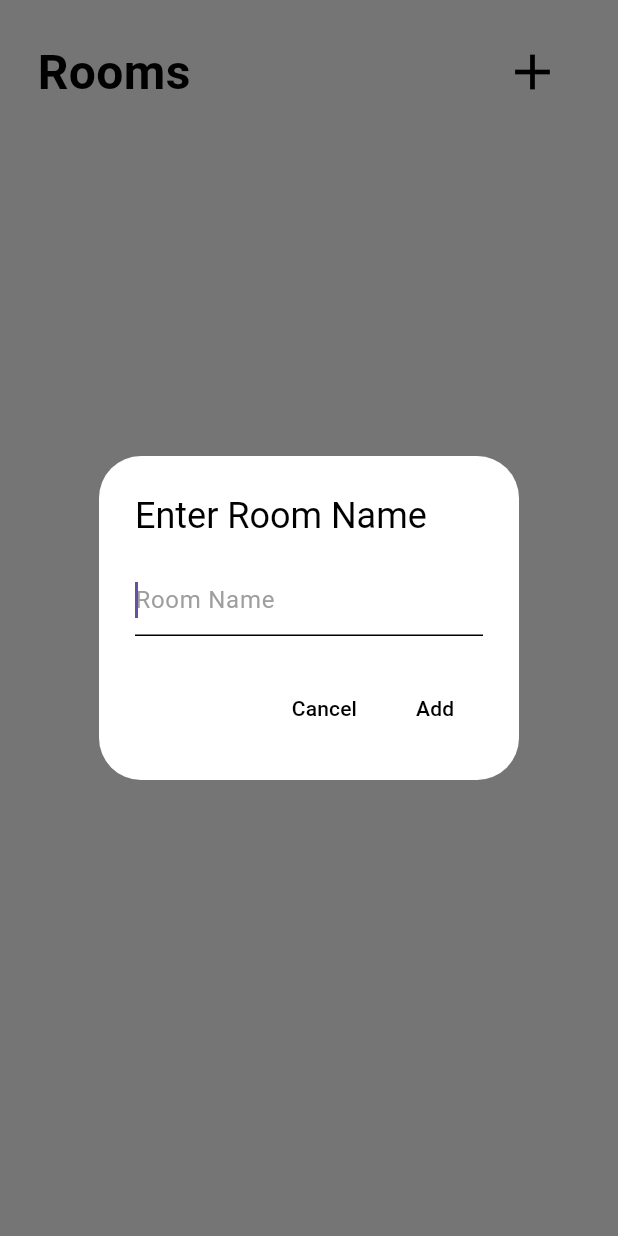
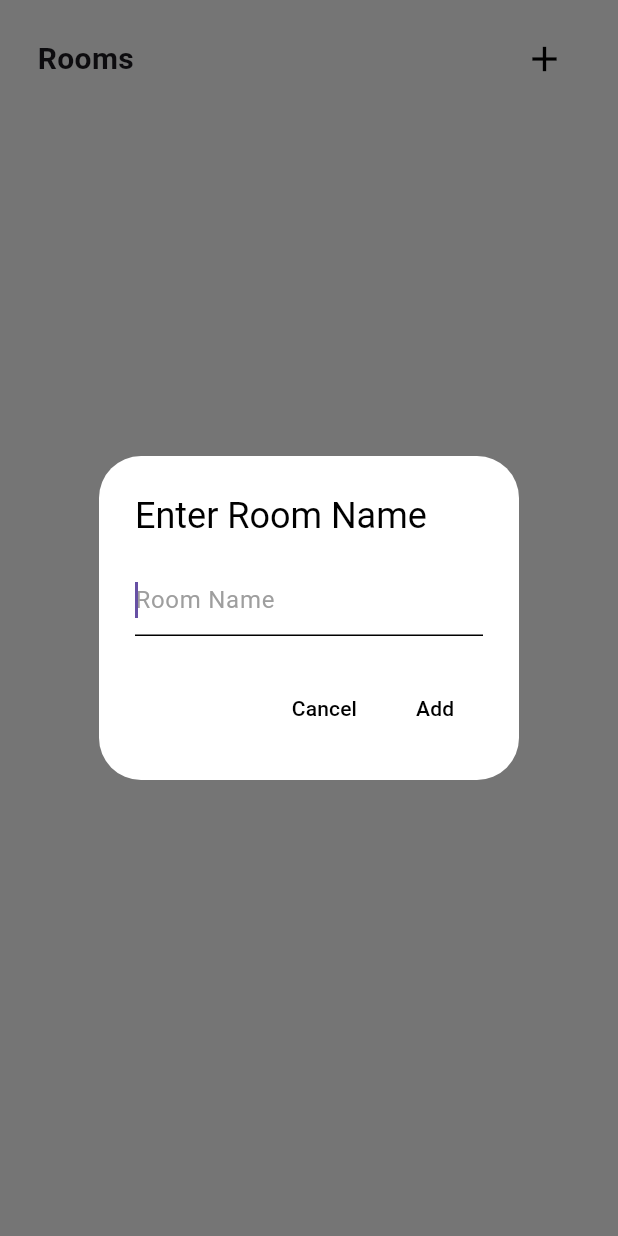
Before and after one commit to DawoudTormos/Home_Control_System_Frontend_Development, a Flutter app: the DeviceManager screen opened directly, after a tap on the "add" icon, on a phone screen of 412 x 824 dp. Run offline on Flutter 3.47's test engine with Material 3 defaults, Android fonts, the phone set to English and light mode, and no system bars; our stand-ins replace flutter_secure_storage, persistent_bottom_nav_bar, speech_to_text; missing offline and left inert: dart:ffi, mobile_scanner; accounts and stored records are empty; network calls fail.

Commit message:
Adding a rooms manager page.

```diff
--- a/lib/api/api_service.dart
+++ b/lib/api/api_service.dart
@@ -239,7 +239,7 @@ Future<void> addRoom(String jsonBody) async {
       body: jsonBody,
     );
 
-     fetchAndProcessRooms();
+     fetchAndProcessDevices();// and rooms
      if (response.statusCode == 200) {
       print('Data sent successfully: ${response.body}');
     } else {
--- a/lib/pages/device_manager.dart
+++ b/lib/pages/rooms_manager.dart
@@ -2,6 +2,7 @@ import 'dart:convert';
 
 import 'package:flutter/material.dart';
 import 'package:hcs_project/main.dart';
+import 'package:hcs_project/pages/devices_manager.dart';
 import 'package:hcs_project/stateManagment/data_update_state.dart';
 import 'package:provider/provider.dart'; // Import your API object
 
@@ -16,6 +17,7 @@ class _DeviceManagerState extends State<DeviceManager> {
 
   @override
   Widget build(BuildContext context) {
+      final double screenWidth = MediaQuery.of(context).size.width;
       int updateCount = context.watch<DataUpdateState>().updateCount;
       String addRoomTextFieldValue = "";
 
@@ -32,21 +34,19 @@ class _DeviceManagerState extends State<DeviceManager> {
             child: Row(
               mainAxisAlignment: MainAxisAlignment.spaceBetween,
               children: [
-                const Padding(
-                  padding: EdgeInsets.symmetric(vertical: 25.0),
+                Padding(
+                  padding: const EdgeInsets.symmetric(vertical: 25.0),
                   child: Text(
                     'Rooms',
                     style: TextStyle(
-                      fontSize: 32,
-                      fontWeight: FontWeight.bold,
-                      color: Colors.black,
-                    ),
+                    fontSize: screenWidth < 430 ? 20 : 24,
+                    fontWeight: FontWeight.bold),
                   ),
                 ),
             // Add Room Button
             Padding(
               padding: const EdgeInsets.symmetric(vertical: 5.0),
-              child: ElevatedButton(
+              child: IconButton(
                 onPressed: () {
                   // Open the modal to add a new room
              showDialog(
@@ -122,7 +122,7 @@ class _DeviceManagerState extends State<DeviceManager> {
                   padding: const EdgeInsets.symmetric(horizontal: -10, vertical: 3),
 
                 ),
-                child: Icon(Icons.add, size: 40,color: Colors.black,),
+                icon:  const Icon(Icons.add, size: 28,color: Colors.black,),
 
               ),
             )
@@ -133,41 +133,44 @@ class _DeviceManagerState extends State<DeviceManager> {
           ),
           // GridView for displaying rooms
           Expanded(
+            child: Padding(
+              padding: const EdgeInsets.symmetric(horizontal: 17),
               child: GridView.builder(
                 gridDelegate: const SliverGridDelegateWithFixedCrossAxisCount(
-                crossAxisCount: 2, // Number of columns
-                childAspectRatio: 1.2, // Aspect ratio for each item (smaller rooms)
+                  crossAxisCount: 2,
+                  childAspectRatio: 1.5,
                 ),
                 itemCount: gridItemsIndexes.length,
                 itemBuilder: (context, index) {
                   final room = gridItemsIndexes[index];
-
+                  //print(room);
                   return GestureDetector(
                     onTap: () {
-                    // Navigate to another page and pass the selected room
+
                       Navigator.of(context).push(
                         MaterialPageRoute(
-                        builder: (context) => AnotherPage(room: room),
+                          builder: (context) => DevicesRoom(room: room),
                         ),
                       );
                     },
                     child: Card(
                       color: Colors.white,
-                    elevation: 2, // Slight elevation for the card
+                      elevation: 2,
                       margin: const EdgeInsets.all(12), // Slightly larger margin for spacing
                       shape: RoundedRectangleBorder(
-                      side: BorderSide(color: Colors.black, width: 2), // Black border for the rooms
+                        side: const BorderSide(color: Colors.black, width: 2), // Black border for the rooms
                         borderRadius: BorderRadius.circular(8), // Rounded corners
                       ),
                       child: Center(
                         child: Text(
-                        room['Name'],
-                        style: const TextStyle(fontSize: 20, color: Colors.black),
+                          capitalize(room['Name']),
+                          style: TextStyle(fontSize: screenWidth < 430 ? 17 : 21, color: Colors.black),
                         ),
                       ),
                     ),
                   );
                 },
+              ),
             ),
           ),
 
--- a/lib/widgets/navbar.dart
+++ b/lib/widgets/navbar.dart
@@ -2,7 +2,7 @@ import 'package:hcs_project/main.dart';
 import 'package:hcs_project/pages/add_device.dart';
 import 'package:hcs_project/pages/ai_assistant.dart';
 import 'package:hcs_project/pages/dashboard.dart';
-import 'package:hcs_project/pages/device_manager.dart';
+import 'package:hcs_project/pages/rooms_manager.dart';
 import 'package:hcs_project/stateManagment/login_state.dart';
 import 'package:flutter/foundation.dart';
 import 'package:flutter/material.dart';
```
Also changed, not shown: lib/main.dart (+10 -0 lines), lib/pages/devices_manager.dart (added, +162 -0 lines). Lines whose indentation alone changed are shown as unchanged.
